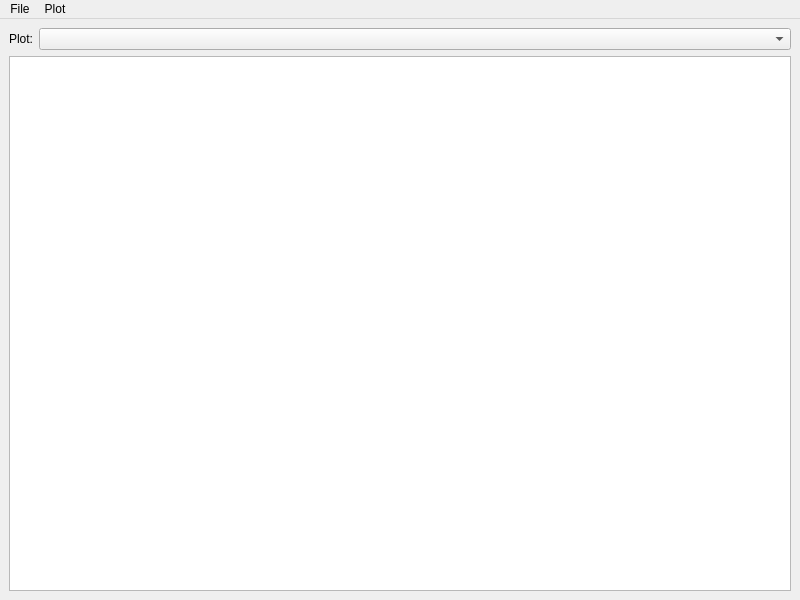
Above: mainwindow.ui from roggenbrot42/Radiolarite before the change. Below: the same form after it.
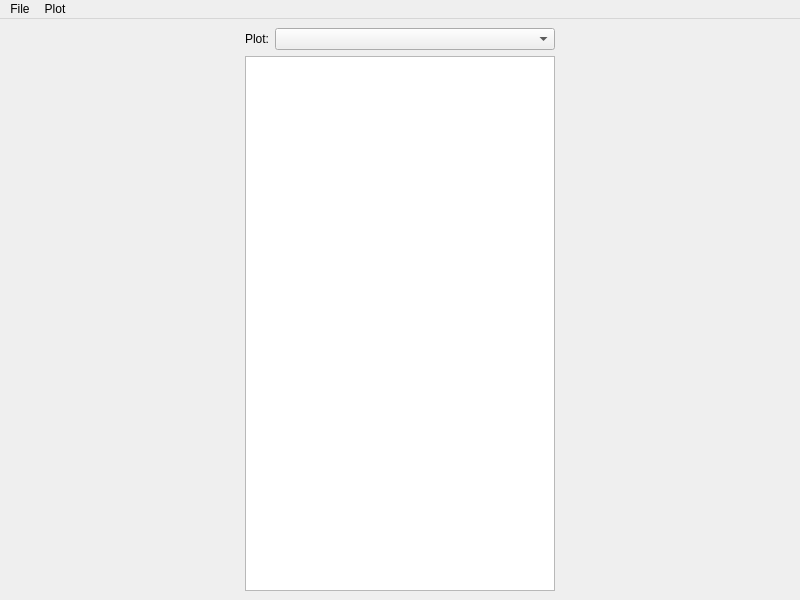
That is the form after the change.

Commit message: Support for Gridlines, added shortcuts for actions added clipboard export for figure

```diff
--- a/mainwindow.ui
+++ b/mainwindow.ui
@@ -54,11 +54,23 @@
         <item>
          <widget class="QTreeView" name="treeView">
           <property name="sizePolicy">
-           <sizepolicy hsizetype="MinimumExpanding" vsizetype="Expanding">
+           <sizepolicy hsizetype="Minimum" vsizetype="Expanding">
             <horstretch>0</horstretch>
             <verstretch>0</verstretch>
            </sizepolicy>
           </property>
+          <property name="minimumSize">
+           <size>
+            <width>150</width>
+            <height>0</height>
+           </size>
+          </property>
+          <property name="maximumSize">
+           <size>
+            <width>310</width>
+            <height>16777215</height>
+           </size>
+          </property>
           <property name="selectionMode">
            <enum>QAbstractItemView::ExtendedSelection</enum>
           </property>
```
Left out of the diff: 58 changed lines with no effect on the pictures. The commit also changes 2 other files.
